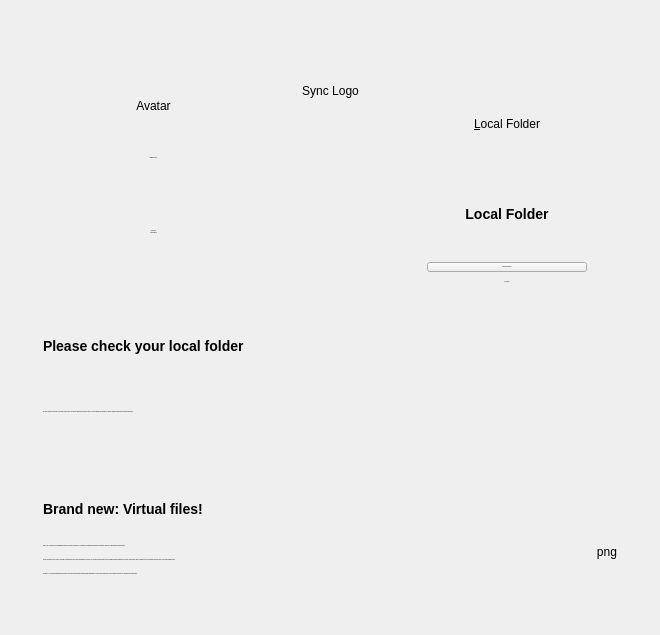
nextmcloud/desktop, file src/gui/wizard/owncloudadvancedsetuppage.ui: the form before one commit.
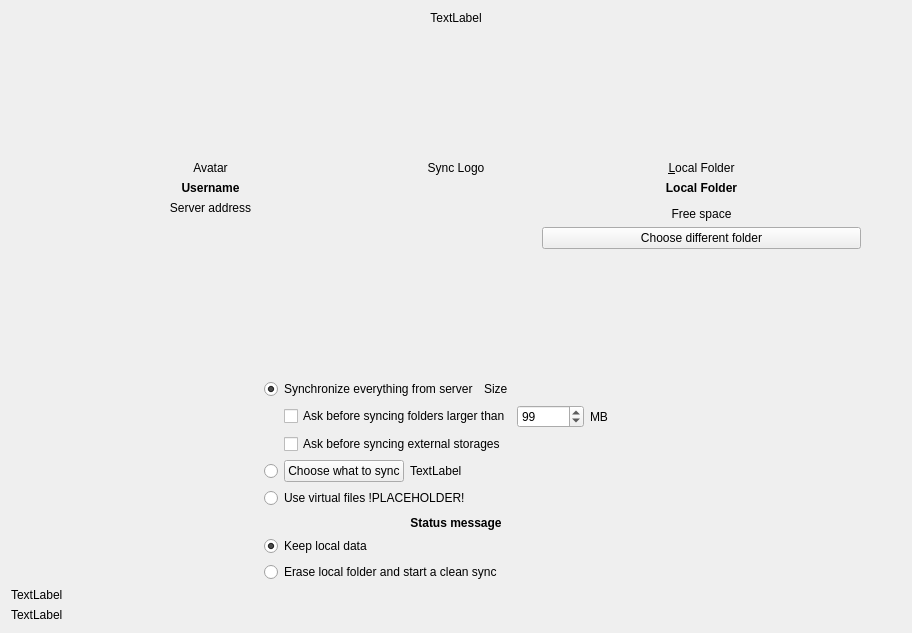
The form after the commit.

Commit message: NextCloud original branded client to apply NMC customization

```diff
--- a/src/gui/wizard/owncloudadvancedsetuppage.ui
+++ b/src/gui/wizard/owncloudadvancedsetuppage.ui
@@ -6,8 +6,8 @@
    <rect>
     <x>0</x>
     <y>0</y>
-    <width>660</width>
-    <height>635</height>
+    <width>912</width>
+    <height>633</height>
    </rect>
   </property>
   <property name="sizePolicy">
@@ -19,353 +19,327 @@
   <property name="windowTitle">
    <string notr="true">Form</string>
   </property>
-  <layout class="QHBoxLayout" name="horizontalLayout_6">
-   <item>
-    <layout class="QVBoxLayout" name="verticalLayout_4">
+  <layout class="QGridLayout" name="gridLayout_2">
+   <item row="0" column="0">
+    <layout class="QVBoxLayout" name="verticalLayout">
      <item>
-      <spacer name="verticalSpacer_2">
-       <property name="orientation">
-        <enum>Qt::Vertical</enum>
+      <layout class="QHBoxLayout" name="resultLayout"/>
+     </item>
+     <item>
+      <widget class="QLabel" name="topLabel">
+       <property name="sizePolicy">
+        <sizepolicy hsizetype="Preferred" vsizetype="Fixed">
+         <horstretch>0</horstretch>
+         <verstretch>0</verstretch>
+        </sizepolicy>
        </property>
-       <property name="sizeType">
-        <enum>QSizePolicy::Preferred</enum>
+       <property name="text">
+        <string notr="true">TextLabel</string>
        </property>
-       <property name="sizeHint" stdset="0">
-        <size>
-         <width>20</width>
-         <height>13</height>
-        </size>
+       <property name="textFormat">
+        <enum>Qt::PlainText</enum>
        </property>
-      </spacer>
+       <property name="alignment">
+        <set>Qt::AlignCenter</set>
+       </property>
+       <property name="wordWrap">
+        <bool>true</bool>
+       </property>
+      </widget>
      </item>
      <item>
-      <layout class="QHBoxLayout" name="horizontalLayout_3">
-       <item>
+      <layout class="QGridLayout" name="locationsGridLayout" columnstretch="0,2,1,2,0">
+       <property name="sizeConstraint">
+        <enum>QLayout::SetFixedSize</enum>
+       </property>
+       <item row="1" column="1">
+        <widget class="QLabel" name="lServerIcon">
+         <property name="text">
+          <string notr="true">Avatar</string>
+         </property>
+         <property name="textFormat">
+          <enum>Qt::PlainText</enum>
+         </property>
+         <property name="alignment">
+          <set>Qt::AlignCenter</set>
+         </property>
+        </widget>
+       </item>
+       <item row="1" column="3">
+        <widget class="QLabel" name="lLocal">
+         <property name="sizePolicy">
+          <sizepolicy hsizetype="Minimum" vsizetype="Preferred">
+           <horstretch>0</horstretch>
+           <verstretch>0</verstretch>
+          </sizepolicy>
+         </property>
+         <property name="text">
+          <string>&amp;Local Folder</string>
+         </property>
+         <property name="textFormat">
+          <enum>Qt::PlainText</enum>
+         </property>
+         <property name="alignment">
+          <set>Qt::AlignCenter</set>
+         </property>
+         <property name="buddy">
+          <cstring>pbSelectLocalFolder</cstring>
+         </property>
+        </widget>
+       </item>
+       <item row="2" column="1">
+        <widget class="QLabel" name="userNameLabel">
+         <property name="font">
+          <font>
+           <bold>true</bold>
+          </font>
+         </property>
+         <property name="text">
+          <string>Username</string>
+         </property>
+         <property name="textFormat">
+          <enum>Qt::PlainText</enum>
+         </property>
+         <property name="alignment">
+          <set>Qt::AlignCenter</set>
+         </property>
+        </widget>
+       </item>
+       <item row="2" column="3">
+        <widget class="QLabel" name="localFolderDescriptionLabel">
+         <property name="font">
+          <font>
+           <bold>true</bold>
+          </font>
+         </property>
+         <property name="text">
+          <string>Local Folder</string>
+         </property>
+         <property name="textFormat">
+          <enum>Qt::PlainText</enum>
+         </property>
+         <property name="alignment">
+          <set>Qt::AlignCenter</set>
+         </property>
+        </widget>
+       </item>
+       <item row="5" column="3">
+        <widget class="QPushButton" name="pbSelectLocalFolder">
+         <property name="sizePolicy">
+          <sizepolicy hsizetype="Minimum" vsizetype="Fixed">
+           <horstretch>0</horstretch>
+           <verstretch>0</verstretch>
+          </sizepolicy>
+         </property>
+         <property name="text">
+          <string>Choose different folder</string>
+         </property>
+         <property name="autoDefault">
+          <bool>true</bool>
+         </property>
+         <property name="default">
+          <bool>false</bool>
+         </property>
+        </widget>
+       </item>
+       <item row="4" column="3">
+        <widget class="QLabel" name="lFreeSpace">
+         <property name="sizePolicy">
+          <sizepolicy hsizetype="Minimum" vsizetype="Fixed">
+           <horstretch>0</horstretch>
+           <verstretch>0</verstretch>
+          </sizepolicy>
+         </property>
+         <property name="text">
+          <string notr="true">Free space</string>
+         </property>
+         <property name="textFormat">
+          <enum>Qt::PlainText</enum>
+         </property>
+         <property name="alignment">
+          <set>Qt::AlignCenter</set>
+         </property>
+         <property name="wordWrap">
+          <bool>true</bool>
+         </property>
+        </widget>
+       </item>
+       <item row="0" column="4" rowspan="7">
+        <spacer name="horizontalSpacer_13">
+         <property name="orientation">
+          <enum>Qt::Horizontal</enum>
+         </property>
+         <property name="sizeHint" stdset="0">
+          <size>
+           <width>40</width>
+           <height>20</height>
+          </size>
+         </property>
+        </spacer>
+       </item>
+       <item row="0" column="1" colspan="3">
+        <spacer name="verticalSpacer_3">
+         <property name="orientation">
+          <enum>Qt::Vertical</enum>
+         </property>
+         <property name="sizeType">
+          <enum>QSizePolicy::Expanding</enum>
+         </property>
+         <property name="sizeHint" stdset="0">
+          <size>
+           <width>20</width>
+           <height>40</height>
+          </size>
+         </property>
+        </spacer>
+       </item>
+       <item row="6" column="1" colspan="3">
+        <spacer name="verticalSpacer_5">
+         <property name="orientation">
+          <enum>Qt::Vertical</enum>
+         </property>
+         <property name="sizeType">
+          <enum>QSizePolicy::Expanding</enum>
+         </property>
+         <property name="sizeHint" stdset="0">
+          <size>
+           <width>20</width>
+           <height>40</height>
+          </size>
+         </property>
+        </spacer>
+       </item>
+       <item row="0" column="0" rowspan="7">
         <spacer name="horizontalSpacer_12">
          <property name="orientation">
           <enum>Qt::Horizontal</enum>
          </property>
-         <property name="sizeType">
-          <enum>QSizePolicy::Preferred</enum>
+         <property name="sizeHint" stdset="0">
+          <size>
+           <width>40</width>
+           <height>20</height>
+          </size>
          </property>
+        </spacer>
+       </item>
+       <item row="3" column="1" rowspan="2">
+        <widget class="QLabel" name="serverAddressLabel">
+         <property name="text">
+          <string>Server address</string>
+         </property>
+         <property name="textFormat">
+          <enum>Qt::PlainText</enum>
+         </property>
+         <property name="alignment">
+          <set>Qt::AlignHCenter|Qt::AlignTop</set>
+         </property>
+         <property name="wordWrap">
+          <bool>true</bool>
+         </property>
+        </widget>
+       </item>
+       <item row="1" column="2">
+        <widget class="QLabel" name="syncLogoLabel">
+         <property name="text">
+          <string>Sync Logo</string>
+         </property>
+         <property name="textFormat">
+          <enum>Qt::PlainText</enum>
+         </property>
+         <property name="alignment">
+          <set>Qt::AlignCenter</set>
+         </property>
+        </widget>
+       </item>
+      </layout>
+     </item>
+     <item>
+      <layout class="QHBoxLayout" name="horizontalLayout_2">
+       <property name="sizeConstraint">
+        <enum>QLayout::SetMinimumSize</enum>
+       </property>
+       <property name="topMargin">
+        <number>0</number>
+       </property>
+       <property name="bottomMargin">
+        <number>0</number>
+       </property>
+       <item>
+        <spacer name="horizontalSpacer_14">
+         <property name="orientation">
+          <enum>Qt::Horizontal</enum>
+         </property>
          <property name="sizeHint" stdset="0">
           <size>
-           <width>32</width>
+           <width>40</width>
            <height>20</height>
           </size>
          </property>
         </spacer>
        </item>
        <item>
-        <layout class="QHBoxLayout" name="horizontalLayout_2">
+        <layout class="QVBoxLayout" name="verticalLayout_7">
+         <property name="rightMargin">
+          <number>0</number>
+         </property>
+         <property name="bottomMargin">
+          <number>0</number>
+         </property>
          <item>
-          <layout class="QVBoxLayout" name="verticalLayout_2">
-           <property name="spacing">
+          <layout class="QVBoxLayout" name="wSyncStrategy">
+           <property name="topMargin">
             <number>0</number>
            </property>
-           <item>
-            <spacer name="verticalSpacer_5">
-             <property name="orientation">
-              <enum>Qt::Vertical</enum>
-             </property>
-             <property name="sizeType">
-              <enum>QSizePolicy::Preferred</enum>
-             </property>
-             <property name="sizeHint" stdset="0">
-              <size>
-               <width>20</width>
-               <height>60</height>
-              </size>
-             </property>
-            </spacer>
-           </item>
-           <item>
-            <widget class="QLabel" name="lServerIcon">
-             <property name="text">
-              <string notr="true">Avatar</string>
-             </property>
-             <property name="alignment">
-              <set>Qt::AlignCenter</set>
-             </property>
-            </widget>
-           </item>
-           <item>
-            <spacer name="verticalSpacer_10">
-             <property name="orientation">
-              <enum>Qt::Vertical</enum>
-             </property>
-             <property name="sizeType">
-              <enum>QSizePolicy::Fixed</enum>
-             </property>
-             <property name="sizeHint" stdset="0">
-              <size>
-               <width>20</width>
-               <height>8</height>
-              </size>
-             </property>
-            </spacer>
-           </item>
-           <item>
-            <widget class="QLabel" name="userNameLabel_2">
-             <property name="font">
-              <font>
-               <pointsize>-1</pointsize>
-               <italic>false</italic>
-               <bold>false</bold>
-              </font>
-             </property>
-             <property name="styleSheet">
-              <string notr="true">font: 14px &quot;Segoe UI&quot;; color: #191919</string>
-             </property>
-             <property name="text">
-              <string>&lt;b&gt;Magenta&lt;/b&gt;CLOUD</string>
-             </property>
-             <property name="alignment">
-              <set>Qt::AlignCenter</set>
-             </property>
-            </widget>
-           </item>
-           <item>
-            <spacer name="verticalSpacer_9">
-             <property name="orientation">
-              <enum>Qt::Vertical</enum>
-             </property>
-             <property name="sizeType">
-              <enum>QSizePolicy::Fixed</enum>
-             </property>
-             <property name="sizeHint" stdset="0">
-              <size>
-               <width>20</width>
-               <height>8</height>
-              </size>
-             </property>
-            </spacer>
-           </item>
-           <item>
-            <widget class="QLabel" name="userNameLabel">
-             <property name="font">
-              <font>
-               <pointsize>-1</pointsize>
-               <italic>false</italic>
-               <bold>false</bold>
-              </font>
-             </property>
-             <property name="styleSheet">
-              <string notr="true">font: 13px &quot;Segoe UI&quot;;</string>
-             </property>
-             <property name="text">
-              <string>User name</string>
-             </property>
-             <property name="alignment">
-              <set>Qt::AlignBottom|Qt::AlignHCenter</set>
-             </property>
-            </widget>
-           </item>
-           <item>
-            <widget class="QLabel" name="serverAddressLabel">
-             <property name="font">
-              <font>
-               <pointsize>-1</pointsize>
-               <italic>false</italic>
-               <bold>false</bold>
-              </font>
-             </property>
-             <property name="styleSheet">
-              <string notr="true">font: 13px &quot;Segoe UI&quot;;</string>
-             </property>
-             <property name="text">
-              <string>Server address</string>
-             </property>
-             <property name="alignment">
-              <set>Qt::AlignHCenter|Qt::AlignTop</set>
-             </property>
-            </widget>
-           </item>
-           <item>
-            <spacer name="verticalSpacer_3">
-             <property name="orientation">
-              <enum>Qt::Vertical</enum>
-             </property>
-             <property name="sizeType">
-              <enum>QSizePolicy::Preferred</enum>
-             </property>
-             <property name="sizeHint" stdset="0">
-              <size>
-               <width>20</width>
-               <height>35</height>
-              </size>
-             </property>
-            </spacer>
-           </item>
-          </layout>
-         </item>
-         <item>
-          <spacer name="horizontalSpacer_11">
-           <property name="orientation">
-            <enum>Qt::Horizontal</enum>
+           <property name="bottomMargin">
+            <number>0</number>
            </property>
-           <property name="sizeType">
-            <enum>QSizePolicy::Fixed</enum>
-           </property>
-           <property name="sizeHint" stdset="0">
-            <size>
-             <width>32</width>
-             <height>20</height>
-            </size>
-           </property>
-          </spacer>
-         </item>
-         <item>
-          <layout class="QVBoxLayout" name="verticalLayout">
            <item>
-            <spacer name="verticalSpacer_12">
-             <property name="orientation">
-              <enum>Qt::Vertical</enum>
+            <layout class="QHBoxLayout" name="horizontalLayout_5">
+             <property name="topMargin">
+              <number>0</number>
              </property>
-             <property name="sizeType">
-              <enum>QSizePolicy::Fixed</enum>
-             </property>
-             <property name="sizeHint" stdset="0">
-              <size>
-               <width>20</width>
-               <height>60</height>
-              </size>
-             </property>
-            </spacer>
+             <item>
+              <widget class="QRadioButton" name="rSyncEverything">
+               <property name="text">
+                <string>Synchronize everything from server</string>
+               </property>
+               <property name="checked">
+                <bool>true</bool>
+               </property>
+              </widget>
+             </item>
+             <item>
+              <widget class="QLabel" name="lSyncEverythingSizeLabel">
+               <property name="text">
+                <string notr="true">Size</string>
+               </property>
+               <property name="textFormat">
+                <enum>Qt::PlainText</enum>
+               </property>
+              </widget>
+             </item>
+             <item>
+              <spacer name="horizontalSpacer_2">
+               <property name="orientation">
+                <enum>Qt::Horizontal</enum>
+               </property>
+               <property name="sizeHint" stdset="0">
+                <size>
+                 <width>40</width>
+                 <height>20</height>
+                </size>
+               </property>
+              </spacer>
+             </item>
+            </layout>
            </item>
            <item>
-            <widget class="QLabel" name="syncLogoLabel">
-             <property name="sizePolicy">
-              <sizepolicy hsizetype="Fixed" vsizetype="Preferred">
-               <horstretch>0</horstretch>
-               <verstretch>0</verstretch>
-              </sizepolicy>
-             </property>
-             <property name="text">
-              <string>Sync Logo</string>
-             </property>
-             <property name="alignment">
-              <set>Qt::AlignHCenter|Qt::AlignTop</set>
-             </property>
-            </widget>
-           </item>
-           <item>
-            <spacer name="verticalSpacer_7">
-             <property name="orientation">
-              <enum>Qt::Vertical</enum>
-             </property>
-             <property name="sizeType">
-              <enum>QSizePolicy::Fixed</enum>
-             </property>
-             <property name="sizeHint" stdset="0">
-              <size>
-               <width>20</width>
-               <height>13</height>
-              </size>
-             </property>
-            </spacer>
-           </item>
-          </layout>
-         </item>
-         <item>
-          <spacer name="horizontalSpacer_6">
-           <property name="orientation">
-            <enum>Qt::Horizontal</enum>
-           </property>
-           <property name="sizeType">
-            <enum>QSizePolicy::Fixed</enum>
-           </property>
-           <property name="sizeHint" stdset="0">
-            <size>
-             <width>32</width>
-             <height>20</height>
-            </size>
-           </property>
-          </spacer>
-         </item>
-         <item>
-          <layout class="QVBoxLayout" name="verticalLayout_5">
-           <property name="spacing">
-            <number>4</number>
-           </property>
-           <item>
-            <spacer name="verticalSpacer_6">
-             <property name="orientation">
-              <enum>Qt::Vertical</enum>
-             </property>
-             <property name="sizeType">
-              <enum>QSizePolicy::Preferred</enum>
-             </property>
-             <property name="sizeHint" stdset="0">
-              <size>
-               <width>20</width>
-               <height>60</height>
-              </size>
-             </property>
-            </spacer>
-           </item>
-           <item>
-            <widget class="QLabel" name="lLocal">
-             <property name="sizePolicy">
-              <sizepolicy hsizetype="Minimum" vsizetype="Preferred">
-               <horstretch>0</horstretch>
-               <verstretch>0</verstretch>
-              </sizepolicy>
-             </property>
-             <property name="text">
-              <string>&amp;Local Folder</string>
-             </property>
-             <property name="alignment">
-              <set>Qt::AlignCenter</set>
-             </property>
-             <property name="buddy">
-              <cstring>pbSelectLocalFolder</cstring>
-             </property>
-            </widget>
-           </item>
-           <item>
-            <spacer name="verticalSpacer_11">
-             <property name="orientation">
-              <enum>Qt::Vertical</enum>
-             </property>
-             <property name="sizeType">
-              <enum>QSizePolicy::Fixed</enum>
-             </property>
-             <property name="sizeHint" stdset="0">
-              <size>
-               <width>20</width>
-               <height>8</height>
-              </size>
-             </property>
-            </spacer>
-           </item>
-           <item>
-            <widget class="QLabel" name="localFolderDescriptionLabel">
-             <property name="font">
-              <font>
-               <pointsize>-1</pointsize>
-               <italic>false</italic>
-               <bold>false</bold>
-              </font>
-             </property>
-             <property name="styleSheet">
-              <string notr="true">font: 14px &quot;Segoe UI&quot;;</string>
-             </property>
-             <property name="text">
-              <string>&lt;html&gt;&lt;head/&gt;&lt;body&gt;&lt;p&gt;&lt;b&gt;&lt;span style=&quot; font-size:14px;&quot;&gt;Local Folder&lt;/span&gt;&lt;/b&gt;&lt;/p&gt;&lt;/body&gt;&lt;/html&gt;</string>
-             </property>
-             <property name="alignment">
-              <set>Qt::AlignCenter</set>
-             </property>
-            </widget>
-           </item>
-           <item>
-            <layout class="QHBoxLayout" name="horizontalLayout">
+            <layout class="QHBoxLayout" name="horizontalLayout_6">
              <property name="topMargin">
               <number>0</number>
              </property>
              <item>
-              <spacer name="horizontalSpacer_3">
+              <spacer name="horizontalSpacer_8">
                <property name="orientation">
                 <enum>Qt::Horizontal</enum>
                </property>
@@ -374,38 +348,131 @@
                </property>
                <property name="sizeHint" stdset="0">
                 <size>
-                 <width>0</width>
+                 <width>20</width>
                  <height>20</height>
                 </size>
                </property>
               </spacer>
              </item>
              <item>
-              <widget class="QPushButton" name="pbSelectLocalFolder">
+              <widget class="QCheckBox" name="confCheckBoxSize">
+               <property name="text">
+                <string>Ask before syncing folders larger than</string>
+               </property>
+              </widget>
+             </item>
+             <item>
+              <widget class="QSpinBox" name="confSpinBox">
                <property name="sizePolicy">
-                <sizepolicy hsizetype="Fixed" vsizetype="Fixed">
+                <sizepolicy hsizetype="Preferred" vsizetype="Fixed">
                  <horstretch>0</horstretch>
                  <verstretch>0</verstretch>
                 </sizepolicy>
                </property>
-               <property name="minimumSize">
+               <property name="focusPolicy">
+                <enum>Qt::StrongFocus</enum>
+               </property>
+               <property name="maximum">
+                <number>999999</number>
+               </property>
+               <property name="value">
+                <number>99</number>
+               </property>
+              </widget>
+             </item>
+             <item>
+              <widget class="QLabel" name="confTraillingSizeLabel">
+               <property name="text">
+                <string extracomment="Trailing part of &quot;Ask confirmation before syncing folder larger than&quot; ">MB</string>
+               </property>
+               <property name="textFormat">
+                <enum>Qt::PlainText</enum>
+               </property>
+              </widget>
+             </item>
+             <item>
+              <spacer name="horizontalSpacer_7">
+               <property name="orientation">
+                <enum>Qt::Horizontal</enum>
+               </property>
+               <property name="sizeHint" stdset="0">
                 <size>
-                 <width>160</width>
-                 <height>0</height>
+                 <width>40</width>
+                 <height>20</height>
                 </size>
                </property>
-               <property name="font">
-                <font>
-                 <pointsize>-1</pointsize>
-                 <italic>false</italic>
-                 <bold>false</bold>
-                </font>
+              </spacer>
+             </item>
+            </layout>
+           </item>
+           <item>
+            <layout class="QHBoxLayout" name="horizontalLayout_8">
+             <property name="topMargin">
+              <number>0</number>
+             </property>
+             <item>
+              <spacer name="horizontalSpacer_9">
+               <property name="orientation">
+                <enum>Qt::Horizontal</enum>
                </property>
-               <property name="styleSheet">
-                <string notr="true">font: 14px &quot;Segoe UI&quot;;</string>
+               <property name="sizeType">
+                <enum>QSizePolicy::Minimum</enum>
                </property>
+               <property name="sizeHint" stdset="0">
+                <size>
+                 <width>20</width>
+                 <height>20</height>
+                </size>
+               </property>
+              </spacer>
+             </item>
+             <item>
+              <widget class="QCheckBox" name="confCheckBoxExternal">
                <property name="text">
-                <string notr="true">pbSelectLocalFolder</string>
+                <string>Ask before syncing external storages</string>
+               </property>
+              </widget>
+             </item>
+             <item>
+              <spacer name="horizontalSpacer_10">
+               <property name="orientation">
+                <enum>Qt::Horizontal</enum>
+               </property>
+               <property name="sizeHint" stdset="0">
+                <size>
+                 <width>40</width>
+                 <height>20</height>
+                </size>
+               </property>
+              </spacer>
+             </item>
+            </layout>
+           </item>
+           <item>
+            <layout class="QHBoxLayout" name="horizontalLayout_10">
+             <property name="topMargin">
+              <number>0</number>
+             </property>
+             <item>
+              <widget class="QRadioButton" name="rSelectiveSync">
+               <property name="sizePolicy">
+                <sizepolicy hsizetype="Minimum" vsizetype="Minimum">
+                 <horstretch>0</horstretch>
+                 <verstretch>0</verstretch>
+                </sizepolicy>
+               </property>
+               <property name="text">
+                <string/>
+               </property>
+               <property name="checkable">
+                <bool>false</bool>
+               </property>
+              </widget>
+             </item>
+             <item>
+              <widget class="QPushButton" name="bSelectiveSync">
+               <property name="text">
+                <string>Choose what to sync</string>
                </property>
                <property name="autoDefault">
                 <bool>true</bool>
@@ -416,16 +483,23 @@
               </widget>
              </item>
              <item>
-              <spacer name="horizontalSpacer_4">
+              <widget class="QLabel" name="lSelectiveSyncSizeLabel">
+               <property name="text">
+                <string notr="true">TextLabel</string>
+               </property>
+               <property name="textFormat">
+                <enum>Qt::PlainText</enum>
+               </property>
+              </widget>
+             </item>
+             <item>
+              <spacer name="horizontalSpacer">
                <property name="orientation">
                 <enum>Qt::Horizontal</enum>
                </property>
-               <property name="sizeType">
-                <enum>QSizePolicy::Minimum</enum>
-               </property>
                <property name="sizeHint" stdset="0">
                 <size>
-                 <width>0</width>
+                 <width>40</width>
                  <height>20</height>
                 </size>
                </property>
@@ -434,224 +508,136 @@
             </layout>
            </item>
            <item>
-            <widget class="QLabel" name="lFreeSpace">
-             <property name="sizePolicy">
-              <sizepolicy hsizetype="Minimum" vsizetype="Fixed">
-               <horstretch>0</horstretch>
-               <verstretch>0</verstretch>
-              </sizepolicy>
-             </property>
-             <property name="font">
-              <font>
-               <pointsize>-1</pointsize>
-               <italic>false</italic>
-               <bold>false</bold>
-              </font>
-             </property>
-             <property name="styleSheet">
-              <string notr="true">font: 13px &quot;Segoe UI&quot;;</string>
-             </property>
-             <property name="text">
-              <string notr="true">Free space</string>
-             </property>
-             <property name="alignment">
-              <set>Qt::AlignCenter</set>
-             </property>
-            </widget>
+            <layout class="QHBoxLayout" name="lVirtualFileSync">
+             <item>
+              <widget class="QRadioButton" name="rVirtualFileSync">
+               <property name="sizePolicy">
+                <sizepolicy hsizetype="Minimum" vsizetype="Minimum">
+                 <horstretch>0</horstretch>
+                 <verstretch>0</verstretch>
+                </sizepolicy>
+               </property>
+               <property name="text">
+                <string notr="true">Use virtual files !PLACEHOLDER!</string>
+               </property>
+               <property name="checkable">
+                <bool>false</bool>
+               </property>
+              </widget>
+             </item>
+             <item>
+              <spacer name="horizontalSpacer_5">
+               <property name="orientation">
+                <enum>Qt::Horizontal</enum>
+               </property>
+               <property name="sizeHint" stdset="0">
+                <size>
+                 <width>40</width>
+                 <height>20</height>
+                </size>
+               </property>
+              </spacer>
+             </item>
+            </layout>
            </item>
-           <item>
-            <spacer name="verticalSpacer">
-             <property name="orientation">
-              <enum>Qt::Vertical</enum>
-             </property>
-             <property name="sizeType">
-              <enum>QSizePolicy::Preferred</enum>
-             </property>
-             <property name="sizeHint" stdset="0">
-              <size>
-               <width>20</width>
-               <height>28</height>
-              </size>
-             </property>
-            </spacer>
-           </item>
           </layout>
          </item>
-        </layout>
-       </item>
-       <item>
-        <spacer name="horizontalSpacer_13">
-         <property name="orientation">
-          <enum>Qt::Horizontal</enum>
-         </property>
-         <property name="sizeType">
-          <enum>QSizePolicy::Preferred</enum>
-         </property>
-         <property name="sizeHint" stdset="0">
-          <size>
-           <width>32</width>
-           <height>20</height>
-          </size>
-         </property>
-        </spacer>
-       </item>
-      </layout>
-     </item>
-     <item>
-      <layout class="QHBoxLayout" name="horizontalLayout_5">
-       <item>
-        <spacer name="horizontalSpacer_14">
-         <property name="orientation">
-          <enum>Qt::Horizontal</enum>
-         </property>
-         <property name="sizeType">
-          <enum>QSizePolicy::Fixed</enum>
-         </property>
-         <property name="sizeHint" stdset="0">
-          <size>
-           <width>32</width>
-           <height>20</height>
-          </size>
-         </property>
-        </spacer>
-       </item>
-       <item>
-        <layout class="QVBoxLayout" name="verticalLayout_3">
          <item>
-          <layout class="QHBoxLayout" name="lVirtualFileSync_2">
-           <item>
-            <widget class="QLabel" name="localFolderHead_5">
-             <property name="font">
-              <font>
-               <pointsize>-1</pointsize>
-               <italic>false</italic>
-               <bold>false</bold>
-              </font>
-             </property>
-             <property name="styleSheet">
-              <string notr="true">font: 75 14px &quot;Segoe UI&quot;;</string>
-             </property>
-             <property name="text">
-              <string>&lt;html&gt;&lt;head/&gt;&lt;body&gt;&lt;p&gt;&lt;b&gt;&lt;span style=&quot; font-size:14px;&quot;&gt;Please check your local folder &lt;/span&gt;&lt;/b&gt;&lt;/p&gt;&lt;/body&gt;&lt;/html&gt;</string>
-             </property>
-             <property name="alignment">
-              <set>Qt::AlignLeading|Qt::AlignLeft|Qt::AlignVCenter</set>
-             </property>
-            </widget>
-           </item>
-          </layout>
-         </item>
-         <item>
-          <widget class="QLabel" name="localFolderHead_6">
-           <property name="font">
-            <font>
-             <pointsize>-1</pointsize>
-             <italic>false</italic>
-             <bold>false</bold>
-            </font>
+          <widget class="QWidget" name="resolutionWidget" native="true">
+           <property name="sizePolicy">
+            <sizepolicy hsizetype="Minimum" vsizetype="Minimum">
+             <horstretch>0</horstretch>
+             <verstretch>0</verstretch>
+            </sizepolicy>
            </property>
-           <property name="styleSheet">
-            <string notr="true">font: 13px &quot;Segoe UI&quot;;</string>
-           </property>
-           <property name="text">
-            <string>Due to the change to a new product, we cannot be sure where your previous MagentaCLOUD folder is stored. If you have adjusted the location in the previous software, please select the location again above.</string>
-           </property>
-           <property name="alignment">
-            <set>Qt::AlignLeading|Qt::AlignLeft|Qt::AlignVCenter</set>
-           </property>
-           <property name="wordWrap">
-            <bool>true</bool>
-           </property>
+           <layout class="QVBoxLayout" name="resolutionWidgetLayout" stretch="0,0,0">
+            <property name="spacing">
+             <number>6</number>
+            </property>
+            <property name="sizeConstraint">
+             <enum>QLayout::SetMinimumSize</enum>
+            </property>
+            <property name="leftMargin">
+             <number>0</number>
+            </property>
+            <property name="topMargin">
+             <number>2</number>
+            </property>
+            <property name="rightMargin">
+             <number>0</number>
+            </property>
+            <property name="bottomMargin">
+             <number>0</number>
+            </property>
+            <item>
+             <widget class="QLabel" name="syncModeLabel">
+              <property name="sizePolicy">
+               <sizepolicy hsizetype="Preferred" vsizetype="Fixed">
+                <horstretch>0</horstretch>
+                <verstretch>0</verstretch>
+               </sizepolicy>
+              </property>
+              <property name="font">
+               <font>
+                <pointsize>9</pointsize>
+                <bold>true</bold>
+               </font>
+              </property>
+              <property name="lineWidth">
+               <number>1</number>
+              </property>
+              <property name="text">
+               <string notr="true">Status message</string>
+              </property>
+              <property name="textFormat">
+               <enum>Qt::AutoText</enum>
+              </property>
+              <property name="alignment">
+               <set>Qt::AlignCenter</set>
+              </property>
+              <property name="wordWrap">
+               <bool>false</bool>
+              </property>
+             </widget>
+            </item>
+            <item>
+             <widget class="QRadioButton" name="rKeepLocal">
+              <property name="sizePolicy">
+               <sizepolicy hsizetype="Preferred" vsizetype="Fixed">
+                <horstretch>0</horstretch>
+                <verstretch>0</verstretch>
+               </sizepolicy>
+              </property>
+              <property name="text">
+               <string>Keep local data</string>
+              </property>
+              <property name="checked">
+               <bool>true</bool>
+              </property>
+             </widget>
+            </item>
+            <item>
+             <widget class="QRadioButton" name="cbSyncFromScratch">
+              <property name="sizePolicy">
+               <sizepolicy hsizetype="Preferred" vsizetype="Fixed">
+                <horstretch>0</horstretch>
+                <verstretch>0</verstretch>
+               </sizepolicy>
+              </property>
+              <property name="toolTip">
+               <string>&lt;html&gt;&lt;head/&gt;&lt;body&gt;&lt;p&gt;If this box is checked, existing content in the local folder will be erased to start a clean sync from the server.&lt;/p&gt;&lt;p&gt;Do not check this if the local content should be uploaded to the servers folder.&lt;/p&gt;&lt;/body&gt;&lt;/html&gt;</string>
+              </property>
+              <property name="text">
+               <string>Erase local folder and start a clean sync</string>
+              </property>
+              <property name="checkable">
+               <bool>true</bool>
+              </property>
+             </widget>
+            </item>
+           </layout>
           </widget>
          </item>
-         <item>
-          <spacer name="verticalSpacer_8">
-           <property name="orientation">
-            <enum>Qt::Vertical</enum>
-           </property>
-           <property name="sizeType">
-            <enum>QSizePolicy::Fixed</enum>
-           </property>
-           <property name="sizeHint" stdset="0">
-            <size>
-             <width>20</width>
-             <height>32</height>
-            </size>
-           </property>
-          </spacer>
-         </item>
-         <item>
-          <widget class="QLabel" name="localFolderHead_7">
-           <property name="font">
-            <font>
-             <pointsize>-1</pointsize>
-             <italic>false</italic>
-             <bold>false</bold>
-            </font>
-           </property>
-           <property name="styleSheet">
-            <string notr="true">font: 75 14px &quot;Segoe UI&quot;;</string>
-           </property>
-           <property name="text">
-            <string>&lt;html&gt;&lt;head/&gt;&lt;body&gt;&lt;p&gt;&lt;b&gt;&lt;span style=&quot; font-size:14px;&quot;&gt;Brand new: Virtual files!&lt;/span&gt;&lt;/b&gt;&lt;/p&gt;&lt;/body&gt;&lt;/html&gt;</string>
-           </property>
-           <property name="alignment">
-            <set>Qt::AlignLeading|Qt::AlignLeft|Qt::AlignVCenter</set>
-           </property>
-          </widget>
-         </item>
-         <item>
-          <layout class="QHBoxLayout" name="horizontalLayout_4">
-           <item>
-            <widget class="QLabel" name="localFolderHead_8">
-             <property name="font">
-              <font>
-               <pointsize>-1</pointsize>
-               <italic>false</italic>
-               <bold>false</bold>
-              </font>
-             </property>
-             <property name="styleSheet">
-              <string notr="true">font: 13px &quot;Segoe UI&quot;;</string>
-             </property>
-             <property name="text">
-              <string>&lt;html&gt;&lt;head/&gt;&lt;body&gt;&lt;p&gt;Files in your local folder are not downloaded completely all the time, but instead only on demand. The advantage is that all files and folders are visible to you without taking up storage space.&lt;/p&gt;&lt;p&gt;You can see whether a file is currently occupying your storage space by the green checkmarks in the explorer. You can also force folders and files to be available completely downloaded. To do this, right-click on the object, navigate to the entry  &quot;MagentaCLOUD&quot; and select  &quot;Always make available locally&quot;.&lt;/p&gt;&lt;p&gt;Conversely, you can release storage space more quickly in the same menu than would otherwise happen automatically. The blue cloud symbol shows you which objects are currently not consuming any storage space.&lt;/p&gt;&lt;/body&gt;&lt;/html&gt;</string>
-             </property>
-             <property name="alignment">
-              <set>Qt::AlignLeading|Qt::AlignLeft|Qt::AlignTop</set>
-             </property>
-             <property name="wordWrap">
-              <bool>true</bool>
-             </property>
-            </widget>
-           </item>
-           <item>
-            <widget class="QLabel" name="statusIcon">
-             <property name="sizePolicy">
-              <sizepolicy hsizetype="Fixed" vsizetype="Preferred">
-               <horstretch>0</horstretch>
-               <verstretch>0</verstretch>
-              </sizepolicy>
-             </property>
-             <property name="minimumSize">
-              <size>
-               <width>0</width>
-               <height>0</height>
-              </size>
-             </property>
-             <property name="text">
-              <string>png</string>
-             </property>
-             <property name="alignment">
-              <set>Qt::AlignRight|Qt::AlignTop|Qt::AlignTrailing</set>
-             </property>
-             <property name="buddy">
-              <cstring>pbSelectLocalFolder</cstring>
-             </property>
-            </widget>
-           </item>
-          </layout>
-         </item>
         </layout>
        </item>
        <item>
@@ -659,12 +645,9 @@
          <property name="orientation">
           <enum>Qt::Horizontal</enum>
          </property>
-         <property name="sizeType">
-          <enum>QSizePolicy::Fixed</enum>
-         </property>
          <property name="sizeHint" stdset="0">
           <size>
-           <width>32</width>
+           <width>40</width>
            <height>20</height>
           </size>
          </property>
@@ -673,20 +656,24 @@
       </layout>
      </item>
      <item>
-      <spacer name="verticalSpacer_4">
-       <property name="orientation">
-        <enum>Qt::Vertical</enum>
+      <widget class="QLabel" name="errorLabel">
+       <property name="text">
+        <string notr="true">TextLabel</string>
        </property>
-       <property name="sizeType">
-        <enum>QSizePolicy::Preferred</enum>
+       <property name="textFormat">
+        <enum>Qt::PlainText</enum>
        </property>
-       <property name="sizeHint" stdset="0">
-        <size>
-         <width>20</width>
-         <height>20</height>
-        </size>
+      </widget>
+     </item>
+     <item>
+      <widget class="QLabel" name="bottomLabel">
+       <property name="text">
+        <string notr="true">TextLabel</string>
        </property>
-      </spacer>
+       <property name="textFormat">
+        <enum>Qt::PlainText</enum>
+       </property>
+      </widget>
      </item>
     </layout>
    </item>
```
Left out of the diff: 67 changed lines with no effect on the pictures. The commit also changes 306 other files.
